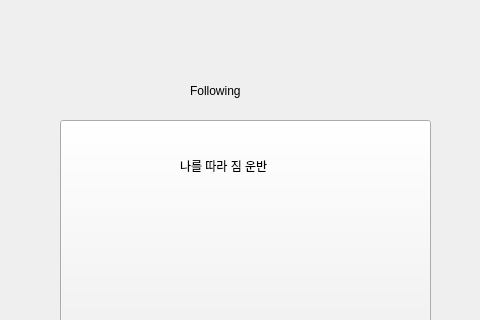
speae/paho.mqtt_py_demo, file ui/Following.ui: the form before one commit; both pictures show x 150 to 630 and y 0 to 320 of the 800 by 600 pixel window.
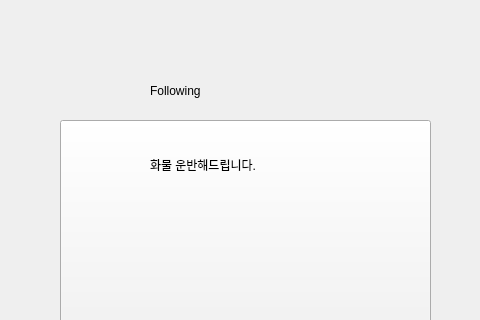
The form after the commit.

```diff
--- a/ui/Following.ui
+++ b/ui/Following.ui
@@ -33,9 +33,9 @@
    <widget class="QLabel" name="label">
     <property name="geometry">
      <rect>
-      <x>340</x>
+      <x>300</x>
       <y>70</y>
-      <width>111</width>
+      <width>151</width>
       <height>41</height>
      </rect>
     </property>
@@ -45,13 +45,19 @@
     <property name="text">
      <string>Following</string>
     </property>
+    <property name="textFormat">
+     <enum>Qt::AutoText</enum>
+    </property>
+    <property name="wordWrap">
+     <bool>false</bool>
+    </property>
    </widget>
    <widget class="QLabel" name="label_2">
     <property name="geometry">
      <rect>
-      <x>330</x>
+      <x>300</x>
       <y>150</y>
-      <width>121</width>
+      <width>181</width>
       <height>31</height>
      </rect>
     </property>
@@ -59,7 +65,7 @@
      <string notr="true">font: 15pt &quot;BM DoHyeon OTF&quot;;</string>
     </property>
     <property name="text">
-     <string>나를 따라 짐 운반</string>
+     <string>&lt;html&gt;&lt;head/&gt;&lt;body&gt;&lt;p&gt;화물 운반해드립니다.&lt;/p&gt;&lt;/body&gt;&lt;/html&gt;</string>
     </property>
    </widget>
    <widget class="QPushButton" name="Following_Cancle_Btn">
```
Left out of the diff: 5 changed lines with no effect on the pictures.
